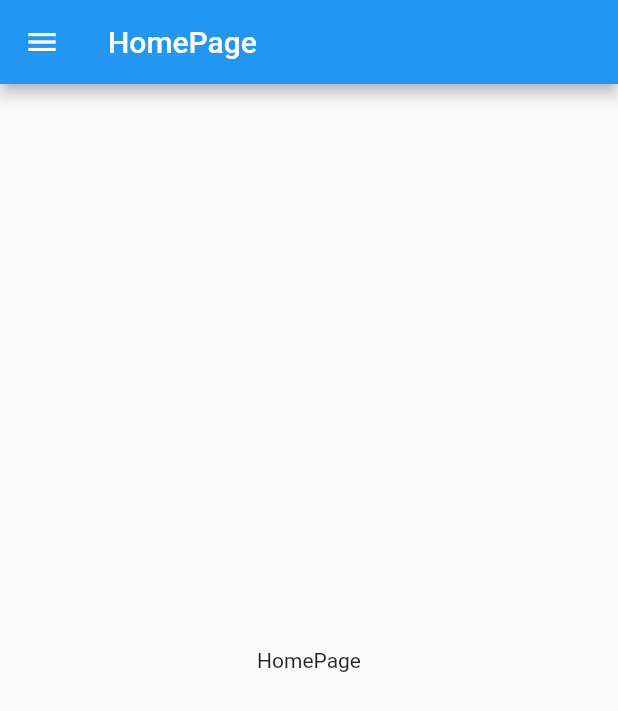
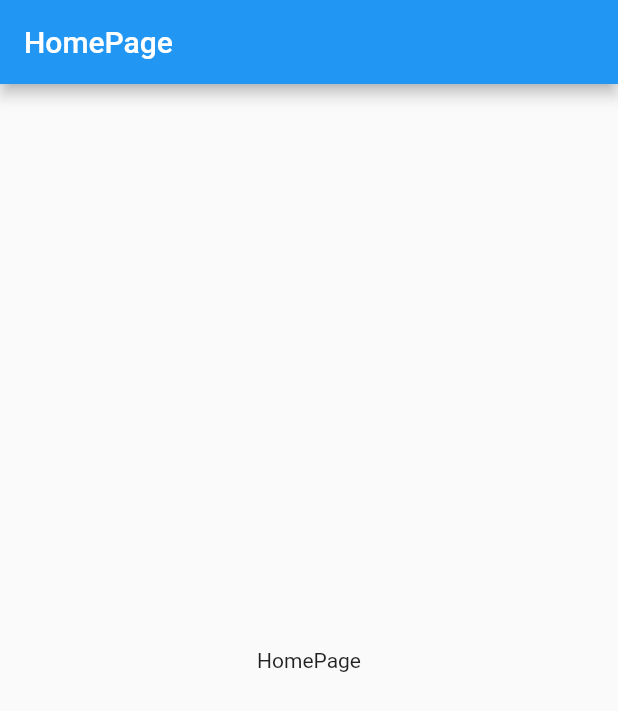
Before and after one commit to matheusmslima/navigation_drawer_getx, a Flutter app: the screen it shows after launch, on a phone screen of 412 x 824 dp. Shown: the top 711 px of the screen. Run offline on Flutter 3.47's test engine with Material 2 defaults, Android fonts, the phone set to English and light mode, and no system bars; our stand-ins replace get.

Commit message:
second commit

```diff
--- a/lib/app/modules/home/home_page.dart
+++ b/lib/app/modules/home/home_page.dart
@@ -11,7 +11,7 @@ class HomePage extends GetView<HomeController> {
     return Scaffold(
       appBar: AppBar(title: const Text('HomePage')),
       body: const Center(child: Text('HomePage')),
-      drawer: AppDrawerPage(),
+      // drawer: AppDrawerPage(),
     );
   }
 }
```
